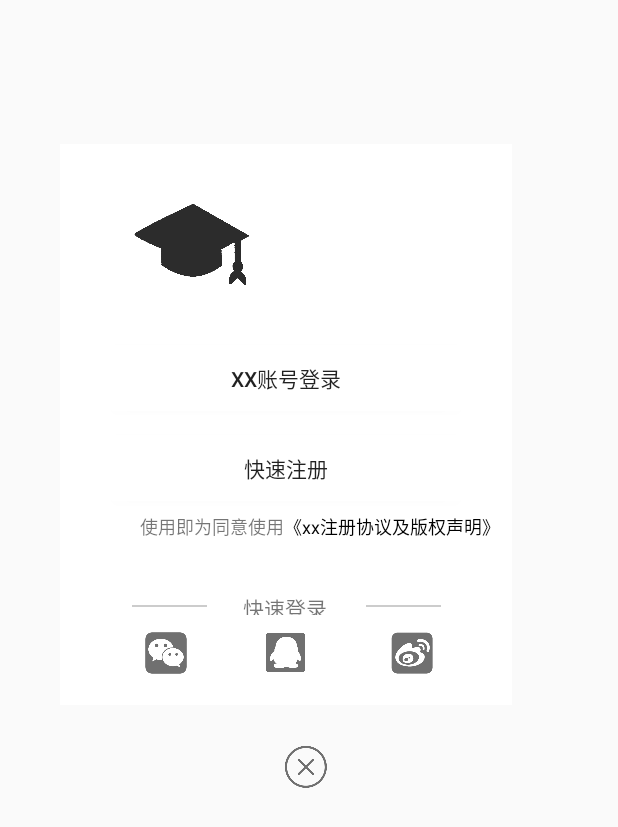
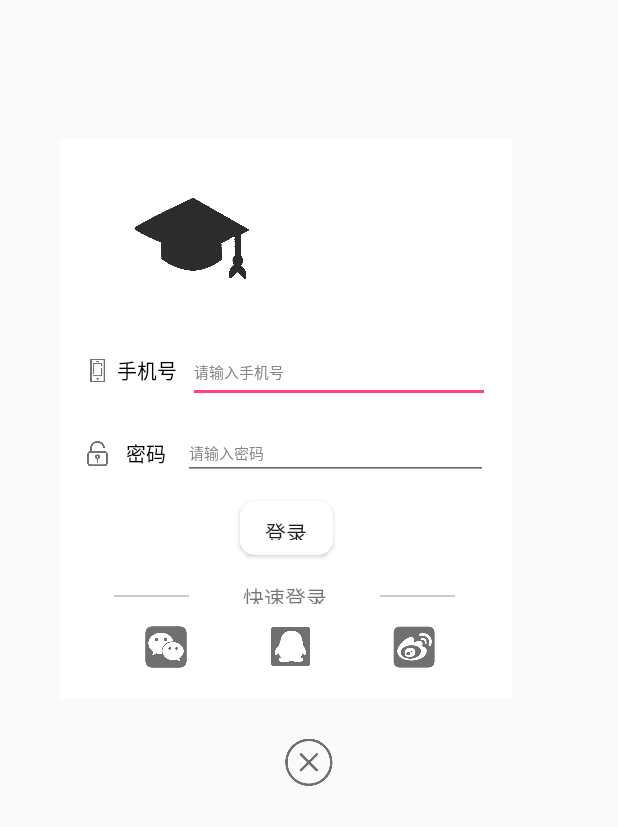
Before and after one commit to DoctorialHat/DoctorialHat, an Android app: the layout activity_login.xml on its own in the app's theme, with its tools: preview values and no code run, on a phone screen of 412 x 824 dp. Shown: the top 827 px of the screen. Run offline under Robolectric (Android 15) with nearby library versions, the phone set to English and light mode, and no system bars.

Commit message:
1、修复完善了"Login"页面； 2、完成"Register"页面；

```diff
--- a/app/src/main/AndroidManifest.xml
+++ b/app/src/main/AndroidManifest.xml
@@ -19,7 +19,8 @@
         </activity>
         <activity android:name=".Activity.MeActivity" />
         <activity android:name=".Activity.FriendsActivity" />
-        <activity android:name=".Activity.QuizActivity"></activity>
+        <activity android:name=".Activity.QuizActivity" />
+        <activity android:name=".Activity.RegisterActivity"></activity>
     </application>
 
 </manifest>
--- a/app/src/main/res/layout/activity_login.xml
+++ b/app/src/main/res/layout/activity_login.xml
@@ -11,7 +11,7 @@
         android:layout_width="301dp"
         android:layout_height="374dp"
         android:layout_marginStart="40dp"
-        android:layout_marginTop="96dp"
+        android:layout_marginTop="92dp"
         android:background="#ffffff"
         app:layout_constraintStart_toStartOf="parent"
         app:layout_constraintTop_toTopOf="parent">
@@ -28,95 +28,45 @@
             app:srcCompat="@mipmap/doctorialhat_logo" />
 
 
-        <Button
-            android:id="@+id/denglu"
-            android:layout_width="249dp"
-            android:layout_height="44dp"
-            android:layout_marginEnd="8dp"
-            android:layout_marginStart="8dp"
-            android:layout_marginTop="16dp"
-            android:background="@drawable/login_loginbutton"
-            android:shadowColor="#ffffff"
-            android:text="xx账号登录"
-            app:layout_constraintEnd_toEndOf="parent"
-            app:layout_constraintStart_toStartOf="parent"
-            app:layout_constraintTop_toBottomOf="@+id/imageView10" />
-
-        <Button
-            android:id="@+id/zhuce"
-            android:layout_width="249dp"
-            android:layout_height="44dp"
-            android:layout_marginEnd="8dp"
-            android:layout_marginStart="8dp"
-            android:layout_marginTop="16dp"
-            android:background="@drawable/login_loginbutton"
-            android:shadowColor="#ffffff"
-            android:text="快速注册"
-            app:layout_constraintEnd_toEndOf="parent"
-            app:layout_constraintStart_toStartOf="parent"
-            app:layout_constraintTop_toBottomOf="@+id/denglu" />
-
-        <TextView
-            android:id="@+id/textView3"
-            android:layout_width="wrap_content"
-            android:layout_height="wrap_content"
-            android:layout_marginTop="8dp"
-            android:text="使用即为同意使用"
-            android:textSize="12dp"
-            app:layout_constraintEnd_toStartOf="@+id/textView4"
-            app:layout_constraintTop_toBottomOf="@+id/zhuce" />
-
-        <TextView
-            android:id="@+id/textView4"
-            android:layout_width="144dp"
-            android:layout_height="17dp"
-            android:layout_marginEnd="8dp"
-            android:layout_marginTop="8dp"
-            android:text="《xx注册协议及版权声明》"
-            android:textColor="#000000"
-            android:textSize="12dp"
-            app:layout_constraintEnd_toEndOf="parent"
-            app:layout_constraintTop_toBottomOf="@+id/zhuce" />
-
         <View
             android:id="@+id/view"
             android:layout_width="50dp"
             android:layout_height="1dp"
-            android:layout_marginBottom="46dp"
-            android:layout_marginEnd="180dp"
+            android:layout_marginBottom="68dp"
+            android:layout_marginEnd="150dp"
             android:layout_marginStart="24dp"
-            android:layout_marginTop="24dp"
             android:background="#33000000"
             app:layout_constraintBottom_toBottomOf="parent"
             app:layout_constraintEnd_toEndOf="parent"
-            app:layout_constraintStart_toStartOf="parent"
-            app:layout_constraintTop_toBottomOf="@+id/textView3" />
+            app:layout_constraintHorizontal_bias="0.155"
+            app:layout_constraintStart_toStartOf="parent" />
 
         <TextView
             android:id="@+id/textView5"
             android:layout_width="wrap_content"
             android:layout_height="15dp"
-            android:layout_marginBottom="60dp"
+            android:layout_marginBottom="64dp"
             android:layout_marginEnd="8dp"
+            android:layout_marginTop="18dp"
             android:text="快速登录"
             app:layout_constraintBottom_toBottomOf="parent"
             app:layout_constraintEnd_toStartOf="@+id/view2"
             app:layout_constraintHorizontal_bias="0.571"
-            app:layout_constraintStart_toEndOf="@+id/view" />
+            app:layout_constraintStart_toEndOf="@+id/view"
+            app:layout_constraintTop_toBottomOf="@+id/button" />
 
         <View
             android:id="@+id/view2"
             android:layout_width="50dp"
             android:layout_height="1dp"
-            android:layout_marginBottom="46dp"
+            android:layout_marginBottom="68dp"
             android:layout_marginEnd="24dp"
-            android:layout_marginStart="180dp"
-            android:layout_marginTop="24dp"
+            android:layout_marginStart="150dp"
             android:background="#33000000"
             app:layout_constraintBottom_toBottomOf="parent"
             app:layout_constraintEnd_toEndOf="parent"
-            app:layout_constraintStart_toStartOf="parent"
-            app:layout_constraintTop_toBottomOf="@+id/textView4" />
+            app:layout_constraintHorizontal_bias="0.818"
+            app:layout_constraintStart_toStartOf="parent" />
 
         <ImageView
             android:id="@+id/imageView11"
@@ -134,7 +84,7 @@
             android:layout_width="30dp"
             android:layout_height="30dp"
             android:layout_marginBottom="20dp"
-            android:layout_marginStart="50dp"
+            android:layout_marginStart="53dp"
             android:clickable="true"
             app:layout_constraintBottom_toBottomOf="parent"
             app:layout_constraintStart_toEndOf="@+id/imageView11"
@@ -153,15 +103,143 @@
             app:layout_constraintStart_toEndOf="@+id/imageView12"
             app:srcCompat="@mipmap/weibo_icon" />
 
+        <android.support.constraint.ConstraintLayout
+            android:id="@+id/constraintLayout8"
+            android:layout_width="285dp"
+            android:layout_height="43dp"
+            android:layout_marginEnd="8dp"
+            android:layout_marginStart="8dp"
+            android:layout_marginTop="15dp"
+            app:layout_constraintEnd_toEndOf="parent"
+            app:layout_constraintHorizontal_bias="0.0"
+            app:layout_constraintStart_toStartOf="parent"
+            app:layout_constraintTop_toBottomOf="@+id/imageView10">
+
+            <ImageView
+                android:id="@+id/imageView15"
+                android:layout_width="18dp"
+                android:layout_height="23dp"
+                android:layout_marginBottom="8dp"
+                android:layout_marginStart="8dp"
+                android:layout_marginTop="8dp"
+                app:layout_constraintBottom_toBottomOf="parent"
+                app:layout_constraintStart_toStartOf="parent"
+                app:layout_constraintTop_toTopOf="parent"
+                app:srcCompat="@mipmap/phone_icon" />
+
+            <TextView
+                android:id="@+id/textView2"
+                android:layout_width="wrap_content"
+                android:layout_height="wrap_content"
+                android:layout_marginBottom="8dp"
+                android:layout_marginStart="4dp"
+                android:layout_marginTop="8dp"
+                android:text="手机号"
+                android:textColor="#000000"
+                android:textSize="13dp"
+                app:layout_constraintBottom_toBottomOf="parent"
+                app:layout_constraintStart_toEndOf="@+id/imageView15"
+                app:layout_constraintTop_toTopOf="parent" />
+
+            <EditText
+                android:id="@+id/editText"
+                android:layout_width="201dp"
+                android:layout_height="40dp"
+                android:layout_marginEnd="8dp"
+                android:layout_marginStart="8dp"
+                android:layout_marginTop="8dp"
+                android:ems="10"
+                android:inputType="textPersonName"
+                android:text="请输入手机号"
+                android:textColor="#868686"
+                android:textSize="10dp"
+                app:layout_constraintBottom_toBottomOf="parent"
+                app:layout_constraintEnd_toEndOf="parent"
+                app:layout_constraintStart_toEndOf="@+id/textView2"
+                app:layout_constraintTop_toTopOf="parent"
+                app:layout_constraintVertical_bias="1.0" />
+        </android.support.constraint.ConstraintLayout>
+
+        <android.support.constraint.ConstraintLayout
+            android:id="@+id/constraintLayout9"
+            android:layout_width="285dp"
+            android:layout_height="43dp"
+            android:layout_marginEnd="8dp"
+            android:layout_marginStart="8dp"
+            android:layout_marginTop="12dp"
+            app:layout_constraintEnd_toEndOf="parent"
+            app:layout_constraintHorizontal_bias="1.0"
+            app:layout_constraintStart_toStartOf="parent"
+            app:layout_constraintTop_toBottomOf="@+id/constraintLayout8">
+
+            <ImageView
+                android:id="@+id/imageView16"
+                android:layout_width="18dp"
+                android:layout_height="23dp"
+                android:layout_marginBottom="8dp"
+                android:layout_marginStart="8dp"
+                android:layout_marginTop="8dp"
+                app:layout_constraintBottom_toBottomOf="parent"
+                app:layout_constraintStart_toStartOf="parent"
+                app:layout_constraintTop_toTopOf="parent"
+                app:srcCompat="@mipmap/password_icon" />
+
+            <TextView
+                android:id="@+id/textView6"
+                android:layout_width="wrap_content"
+                android:layout_height="wrap_content"
+                android:layout_marginBottom="8dp"
+                android:layout_marginStart="10dp"
+                android:layout_marginTop="8dp"
+                android:text="密码"
+                android:textColor="#000000"
+                android:textSize="13dp"
+                app:layout_constraintBottom_toBottomOf="parent"
+                app:layout_constraintStart_toEndOf="@+id/imageView16"
+                app:layout_constraintTop_toTopOf="parent" />
+
+            <EditText
+                android:id="@+id/editText2"
+                android:layout_width="203dp"
+                android:layout_height="35dp"
+                android:layout_marginBottom="8dp"
+                android:layout_marginEnd="8dp"
+                android:layout_marginStart="10dp"
+                android:layout_marginTop="8dp"
+                android:ems="10"
+                android:inputType="textPersonName"
+                android:text="请输入密码"
+                android:textColor="#868686"
+                android:textSize="10dp"
+                app:layout_constraintBottom_toBottomOf="parent"
+                app:layout_constraintEnd_toEndOf="parent"
+                app:layout_constraintHorizontal_bias="1.0"
+                app:layout_constraintStart_toEndOf="@+id/textView6"
+                app:layout_constraintTop_toTopOf="parent" />
+        </android.support.constraint.ConstraintLayout>
+
+        <Button
+            android:id="@+id/button"
+            android:layout_width="62dp"
+            android:layout_height="36dp"
+            android:layout_marginEnd="8dp"
+            android:layout_marginStart="8dp"
+            android:layout_marginTop="10dp"
+            android:background="@drawable/login_loginbutton"
+            android:text="登录"
+            app:layout_constraintEnd_toEndOf="parent"
+            app:layout_constraintStart_toStartOf="parent"
+            app:layout_constraintTop_toBottomOf="@+id/constraintLayout9" />
+
     </android.support.constraint.ConstraintLayout>
 
     <ImageView
         android:id="@+id/imageView14"
-        android:layout_width="32dp"
-        android:layout_height="32dp"
+        android:layout_width="36dp"
+        android:layout_height="38dp"
         android:layout_marginEnd="8dp"
-        android:layout_marginStart="4dp"
-        android:layout_marginTop="25dp"
+        android:layout_marginStart="7dp"
+        android:layout_marginTop="23dp"
         android:clickable="true"
         app:layout_constraintEnd_toEndOf="parent"
         app:layout_constraintStart_toStartOf="parent"
```
Also changed, not shown: app/src/main/java/top/jacksonyang/doctorialhat/Activity/RegisterActivity.java (added, +16 -0 lines), app/src/main/res/drawable/identifycode_getbutton.xml (added, +21 -0 lines), app/src/main/res/layout/activity_register.xml (added, +352 -0 lines), app/src/main/res/mipmap-hdpi/identifycode_icon.png (added), app/src/main/res/mipmap-hdpi/password_icon.png (added), app/src/main/res/mipmap-hdpi/phone_icon.png (added).
